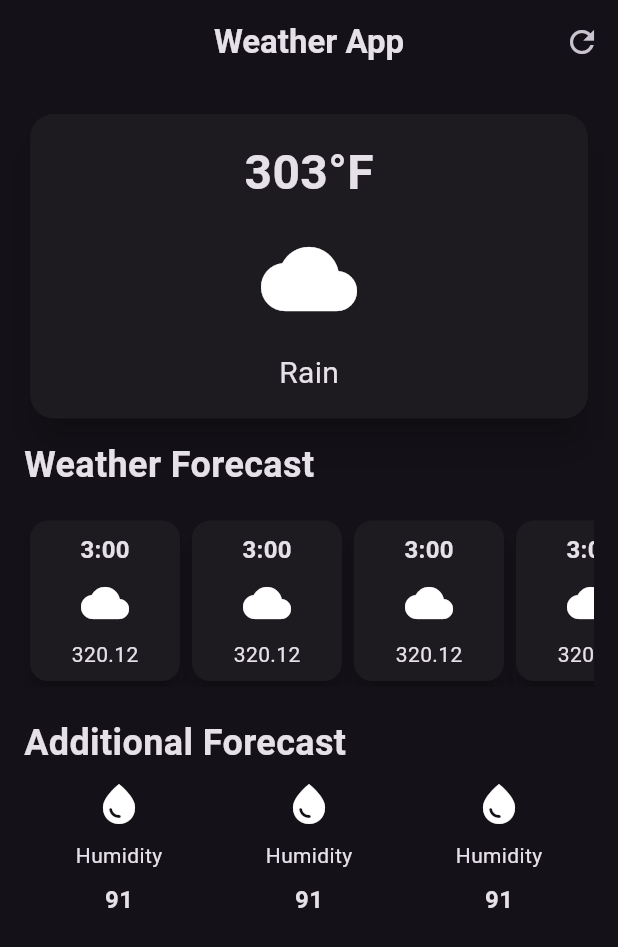
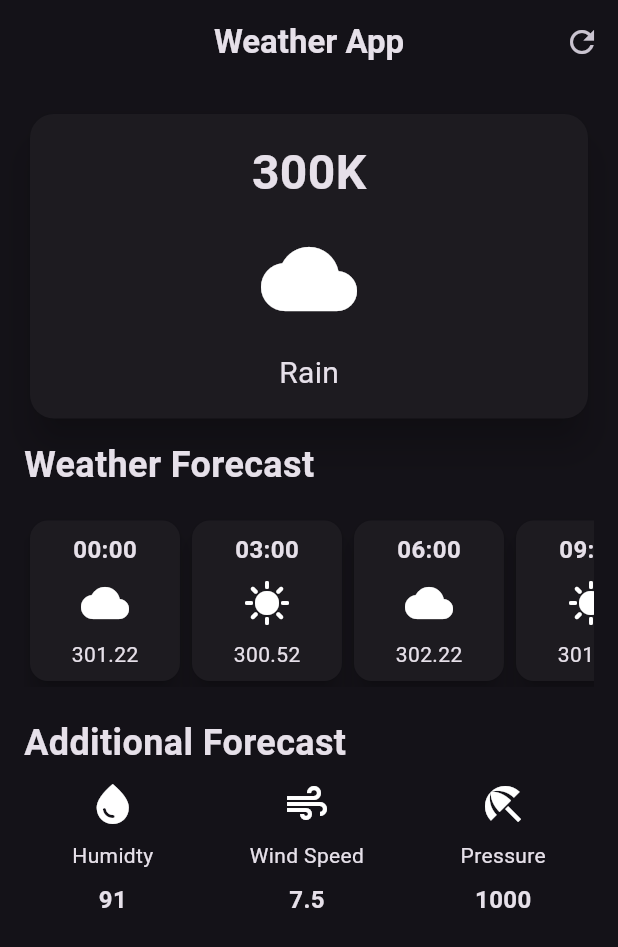
Before and after one commit to jhaykayy/weather_app, a Flutter app: the screen it shows after launch, on a phone screen of 412 x 824 dp. Shown: the top 947 px of the screen. Run offline on Flutter 3.47's test engine with Material 3 defaults, Android fonts, the phone set to English and light mode, and no system bars.

Commit message:
passed argument in the app

```diff
--- a/lib/additional_info_item.dart
+++ b/lib/additional_info_item.dart
@@ -1,28 +1,35 @@
 import 'package:flutter/material.dart';
 
 class AdditionalInfoItem extends StatelessWidget {
+  final IconData icon;
+  final String label;
+  final String value;
+
   const AdditionalInfoItem({
     super.key,
+    required this.icon,
+    required this.label,
+    required this.value,
   });
 
   @override
   Widget build(BuildContext context) {
-    return const Column(
+    return Column(
       children: [
         Icon(
-          Icons.water_drop,
+          icon,
           size: 32,
         ),
-         SizedBox(
+        const SizedBox(
           height: 8,
         ),
-        Text("Humidity"),
-         SizedBox(
+        Text(label),
+        const SizedBox(
           height: 8,
         ),
         Text(
-          "91",
-          style: TextStyle(
+          value,
+          style: const TextStyle(
             fontSize: 16,
             fontWeight: FontWeight.bold,
           ),
--- a/lib/hourly_forecast_item.dart
+++ b/lib/hourly_forecast_item.dart
@@ -1,7 +1,15 @@
 import 'package:flutter/material.dart';
 
 class HourlyForecastItem extends StatelessWidget {
-  const HourlyForecastItem({super.key});
+  final String time;
+  final String temperature;
+  final IconData icon;
+
+  const HourlyForecastItem(
+      {super.key,
+      required this.time,
+      required this.temperature,
+      required this.icon});
 
   @override
   Widget build(BuildContext context) {
@@ -13,27 +21,27 @@ class HourlyForecastItem extends StatelessWidget {
           borderRadius: BorderRadius.circular(20),
         ),
         padding: const EdgeInsets.all(8.0),
-        child: const Column(
+        child:  Column(
           children: [
-            Text(
-              "3:00",
-              style: TextStyle(
+             Text(
+              time,
+              style:  TextStyle(
                 fontSize: 16,
                 fontWeight: FontWeight.bold,
               ),
             ),
-            SizedBox(
+            const SizedBox(
               height: 8,
             ),
             Icon(
-              Icons.cloud,
+              icon,
               size: 32,
             ),
             SizedBox(
               height: 8,
             ),
             Text(
-              "320.12",
+              temperature,
             ),
           ],
         ),
--- a/lib/weather_screen.dart.dart
+++ b/lib/weather_screen.dart.dart
@@ -40,7 +40,7 @@ class WeatherScreen extends StatelessWidget {
                   child: Column(
                     children: [
                       Text(
-                        "303°F",
+                        "300K",
                         style: TextStyle(
                           fontSize: 32,
                           fontWeight: FontWeight.bold,
@@ -84,11 +84,31 @@ class WeatherScreen extends StatelessWidget {
               scrollDirection: Axis.horizontal,
               child: Row(
                 children: [
-                  HourlyForecastItem(),
-                  HourlyForecastItem(),
-                  HourlyForecastItem(),
-                  HourlyForecastItem(),
-                  HourlyForecastItem(),
+                  HourlyForecastItem(
+                    time: "00:00",
+                    icon: Icons.cloud,
+                    temperature: "301.22",
+                  ),
+                  HourlyForecastItem(
+                    time: "03:00",
+                    icon: Icons.sunny,
+                    temperature: "300.52",
+                  ),
+                  HourlyForecastItem(
+                    time: "06:00",
+                    icon: Icons.cloud,
+                    temperature: "302.22",
+                  ),
+                  HourlyForecastItem(
+                    time: "09:00",
+                    icon: Icons.sunny,
+                    temperature: "301.22",
+                  ),
+                  HourlyForecastItem(
+                    time: "12:00",
+                    icon: Icons.cloud,
+                    temperature: "301.22",
+                  ),
                 ],
               ),
             ),
@@ -105,9 +125,21 @@ class WeatherScreen extends StatelessWidget {
             const Row(
               mainAxisAlignment: MainAxisAlignment.spaceAround,
               children: [
-                AdditionalInfoItem(),
-                AdditionalInfoItem(),
-                AdditionalInfoItem(),
+                AdditionalInfoItem(
+                  icon: Icons.water_drop,
+                  label: "Humidty",
+                  value: "91",
+                ),
+                AdditionalInfoItem(
+                  icon: Icons.air,
+                  label: "Wind Speed",
+                  value: "7.5",
+                ),
+                AdditionalInfoItem(
+                  icon: Icons.beach_access,
+                  label: "Pressure",
+                  value: "1000",
+                ),
               ],
             ),
           ],
```
